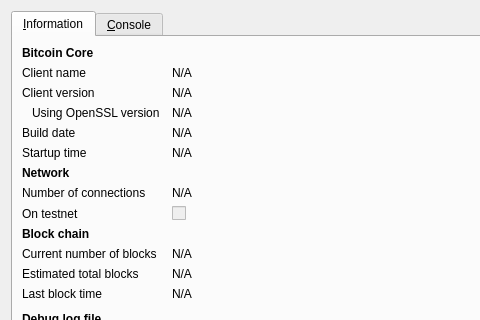
The window that src/qt/forms/rpcconsole.ui (dobbscoin/dobbscoin-source) describes before a commit, drawn with Qt 5; both pictures show x 0 to 480 and y 0 to 320 of the 740 by 450 pixel window.
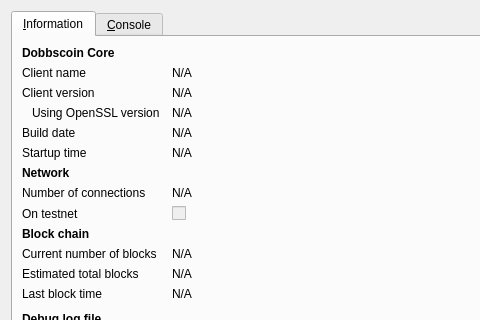
The same window after the commit. Icons and pictures are not drawn.

Commit message: Remove Traces of Bitcoin Naming floating around the Qt GUI

Patch:
```diff
--- a/src/qt/forms/rpcconsole.ui
+++ b/src/qt/forms/rpcconsole.ui
@@ -36,7 +36,7 @@
           </font>
          </property>
          <property name="text">
-          <string>Bitcoin Core</string>
+          <string>Dobbscoin Core</string>
          </property>
         </widget>
        </item>
```
Left out of the diff: 6 changed lines with no effect on the pictures. The commit also changes 8 other files.
